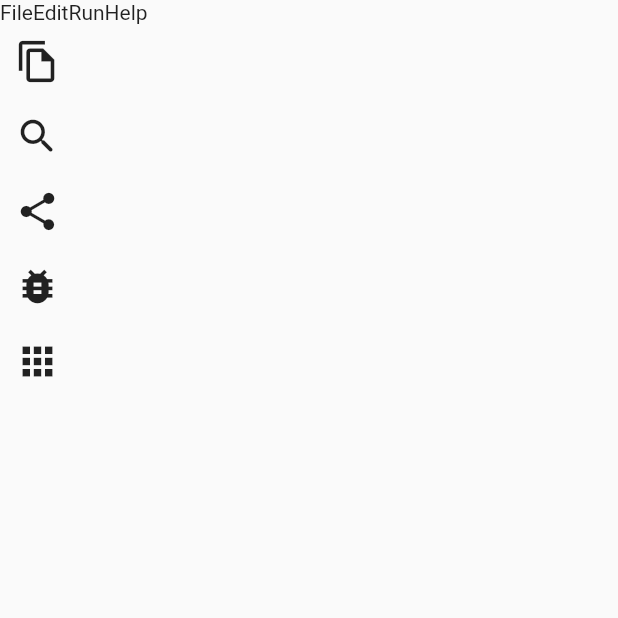
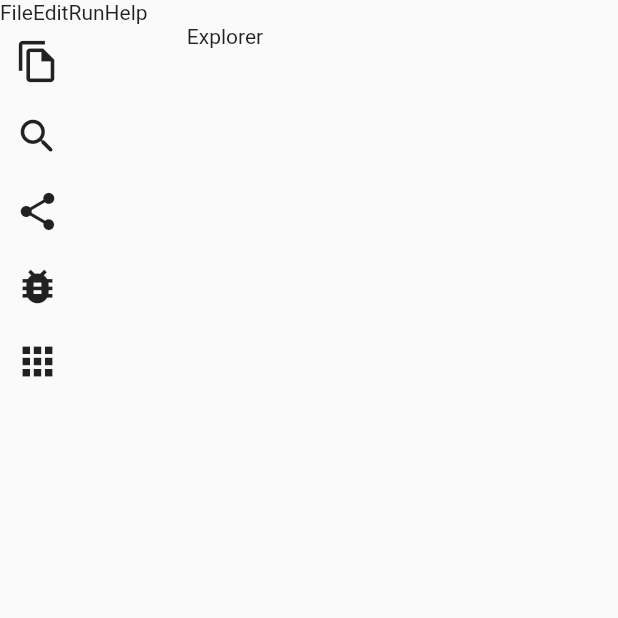
Before and after one commit to xdynamite-editor/xdynamite, a Flutter app: the screen it shows after launch, on a phone screen of 412 x 824 dp, the top half of it. Run offline on Flutter 3.47's test engine with Material 2 defaults, Android fonts, the phone set to English and light mode, and no system bars.

Commit message:
add basic layout

```diff
--- a/lib/screens/home_screen.dart
+++ b/lib/screens/home_screen.dart
@@ -1,7 +1,8 @@
 import 'package:flutter/material.dart';
 import 'package:text_editor/widgets/bottom_bar.dart';
+import 'package:text_editor/widgets/editor.dart';
 import 'package:text_editor/widgets/menu_bar.dart';
-import 'package:text_editor/widgets/nav_bar.dart';
+import 'package:text_editor/widgets/sidebar.dart';
 
 class HomeScreen extends StatelessWidget {
   const HomeScreen({Key? key}) : super(key: key);
@@ -15,7 +16,8 @@ class HomeScreen extends StatelessWidget {
             const MenuBar(),
             Expanded(
                 child: Row(
-              children: [NavBar()],
+              crossAxisAlignment: CrossAxisAlignment.stretch,
+              children: [SideBar(), Expanded(child: Editor())],
             )),
             BottomBar()
           ],
--- /dev/null
+++ b/lib/widgets/browser.dart
@@ -0,0 +1,17 @@
+import 'package:flutter/cupertino.dart';
+
+class Browser extends StatelessWidget {
+  const Browser({Key? key, required this.currentNav}) : super(key: key);
+
+  final String currentNav;
+
+  @override
+  Widget build(BuildContext context) {
+    return SizedBox(
+      width: 200,
+      child: Column(
+        children: [Text(currentNav)],
+      ),
+    );
+  }
+}
--- /dev/null
+++ b/lib/widgets/editor.dart
@@ -0,0 +1,16 @@
+import 'package:flutter/material.dart';
+
+class Editor extends StatelessWidget {
+  Editor({Key? key}) : super(key: key);
+
+  @override
+  Widget build(BuildContext context) {
+    return Column(children: [
+      TextField(
+        decoration: InputDecoration(border: InputBorder.none),
+        keyboardType: TextInputType.multiline,
+        maxLines: null,
+      ),
+    ]);
+  }
+}
--- /dev/null
+++ b/lib/widgets/sidebar.dart
@@ -0,0 +1,15 @@
+import 'package:flutter/cupertino.dart';
+import 'package:text_editor/widgets/browser.dart';
+import 'package:text_editor/widgets/nav_bar.dart';
+
+class SideBar extends StatelessWidget {
+  SideBar({Key? key}) : super(key: key);
+
+  String name = "Explorer";
+  @override
+  Widget build(BuildContext context) {
+    return Row(
+      children: [NavBar(), Browser(currentNav: name)],
+    );
+  }
+}
```
